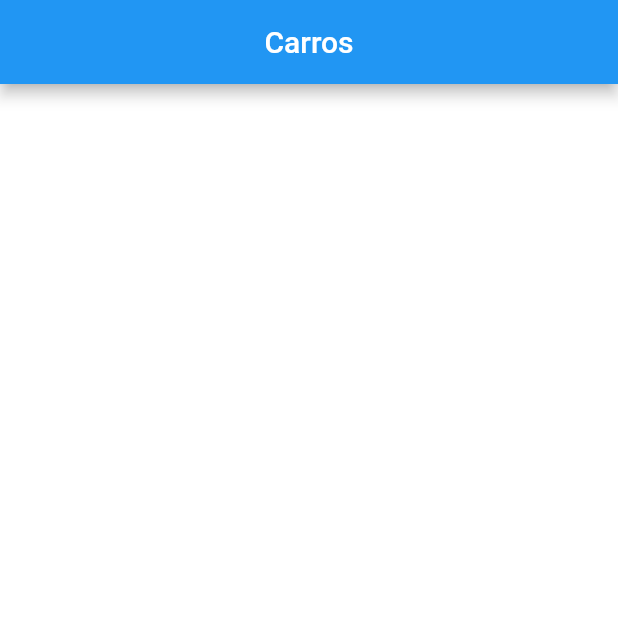
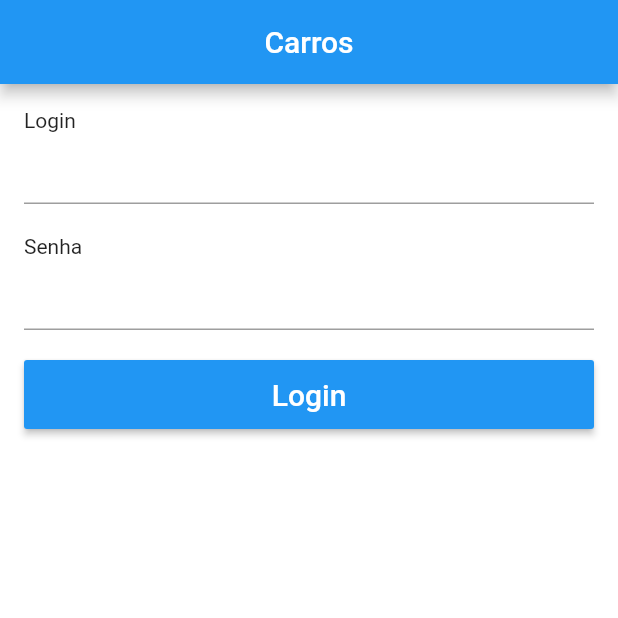
Before and after one commit to RonaldLopes/Estudo-Flutter, a Flutter app: the screen it shows after launch, on a phone screen of 412 x 824 dp, the top half of it. Run offline on Flutter 3.47's test engine with Material 2 defaults, Android fonts, the phone set to English and light mode, and no system bars.

Commit message:
Layout básico da tela de login

```diff
--- a/lib/pages/login_page.dart
+++ b/lib/pages/login_page.dart
@@ -15,7 +15,33 @@ class LoginPage extends StatelessWidget {
 
   _body() {
     return Container(
-      color: Colors.white,
+      padding: EdgeInsets.all(16),
+      child: ListView(
+        children: <Widget>[
+          Text("Login"),
+          TextFormField(),
+          SizedBox(height: 20,),
+          Text("Senha"),
+          TextFormField(
+            obscureText: true,
+          ),
+          SizedBox(height: 20,),
+          Container(
+            height: 46,
+            child: RaisedButton(
+              child: Text(
+                "Login",
+                style: TextStyle(
+                  color: Colors.white,
+                  fontSize: 20,
+                ),
+              ),
+              color: Colors.blue,
+              onPressed: () {},
+            ),
+          )
+        ],
+      ),
     );
   }
 }
```
